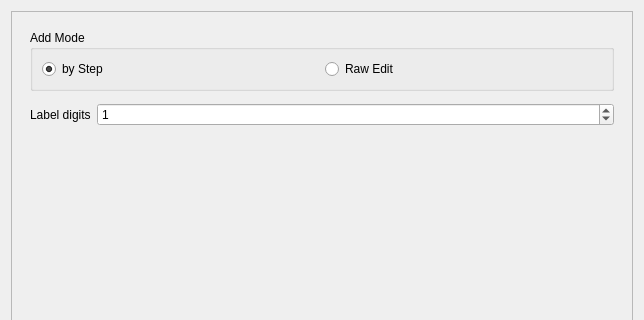
Above: Widgets/addliindicatorsdialog.ui from Mattia-Sacchi/A3D before the change; both pictures show x 0 to 644 and y 0 to 320 of the 644 by 539 pixel window. Below: the same form after it.
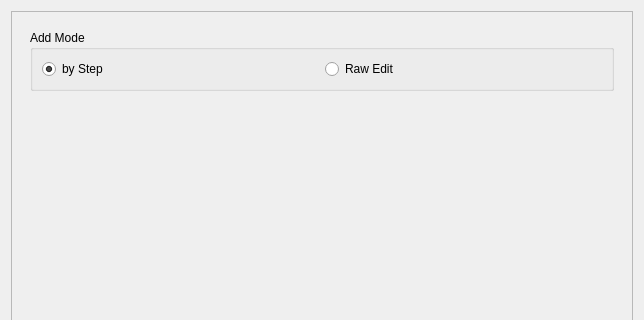
That is the form after the change. Custom widgets are drawn as their Qt base class.

What changed in the file:
```diff
--- a/Widgets/addliindicatorsdialog.ui
+++ b/Widgets/addliindicatorsdialog.ui
@@ -34,8 +34,8 @@
        </property>
        <item>
         <widget class="QWidget" name="widget" native="true">
-         <layout class="QFormLayout" name="formLayout">
-          <item row="0" column="0" colspan="2">
+         <layout class="QVBoxLayout" name="verticalLayout_3">
+          <item>
            <widget class="QGroupBox" name="groupBox">
             <property name="title">
              <string>Add Mode</string>
@@ -64,26 +64,14 @@
             </layout>
            </widget>
           </item>
-          <item row="2" column="0">
-           <widget class="QLabel" name="stringPrecisionLabel">
-            <property name="text">
-             <string>Label digits</string>
-            </property>
-           </widget>
-          </item>
-          <item row="2" column="1">
-           <widget class="QSpinBox" name="stringPrecisionSpinBox">
-            <property name="maximum">
-             <number>6</number>
-            </property>
-            <property name="value">
-             <number>1</number>
-            </property>
-           </widget>
-          </item>
-          <item row="1" column="0" colspan="2">
+          <item>
            <widget class="ChartIndicatorTypeWidget" name="indicatorTypeWidget" native="true"/>
           </item>
+          <item>
+           <widget class="StringPrecisionWidget" name="labelDigitsWidget" native="true">
+            <layout class="QFormLayout" name="formLayout"/>
+           </widget>
+          </item>
          </layout>
         </widget>
        </item>
@@ -248,6 +236,12 @@
    <header>chartindicatortypewidget.h</header>
    <container>1</container>
   </customwidget>
+  <customwidget>
+   <class>StringPrecisionWidget</class>
+   <extends>QWidget</extends>
+   <header>stringprecisionwidget.h</header>
+   <container>1</container>
+  </customwidget>
  </customwidgets>
  <resources/>
  <connections>
```
